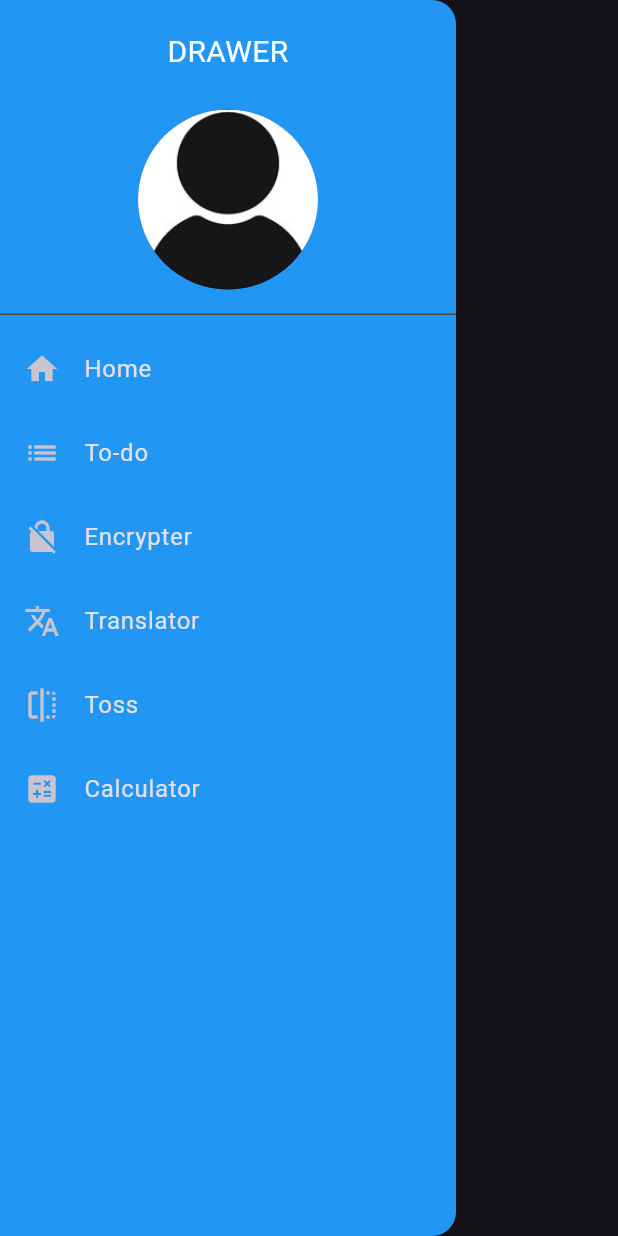
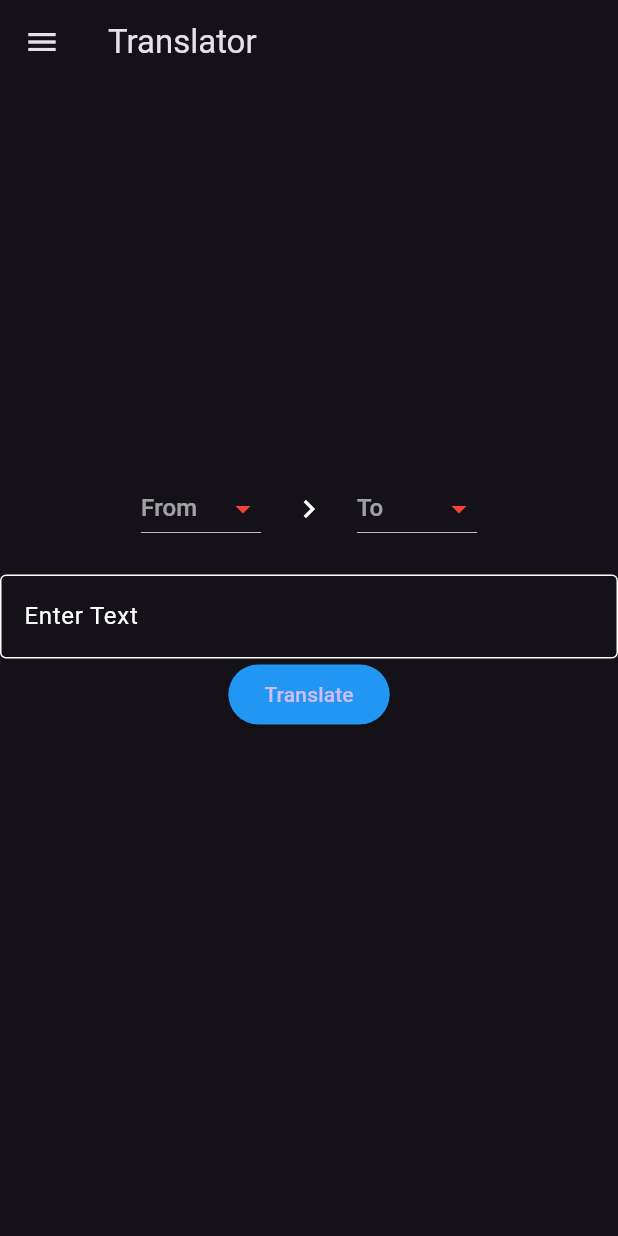
Before and after one commit to Saumya-sura/Code-heroes, a Flutter app: the AppDrawer widget shown alone on an empty page, opened directly, after a tap on "Translator", on a phone screen of 412 x 824 dp. Run offline on Flutter 3.47's test engine with Material 3 defaults, Android fonts, the phone set to English and light mode, and no system bars; our stand-ins replace math_expressions; missing offline and left inert: encrypt, translator.

Commit message:
Almost done and final 0

```diff
--- a/lib/appdrawer.dart
+++ b/lib/appdrawer.dart
@@ -28,13 +28,7 @@ class AppDrawer extends StatelessWidget {
             },
           ),
 
-          ListTile(
-            title: Text("To-do"),
-            leading: Icon(Icons.list),
-            onTap: () {
-              Navigator.pushNamed(context, '/todo');
-            },
-          ),
+
           ListTile(
             title: Text("Encrypter"),
             leading: Icon(Icons.no_encryption),
--- a/lib/encrypt.dart
+++ b/lib/encrypt.dart
@@ -1,5 +1,6 @@
 import 'package:flutter/material.dart';
 import 'package:encrypt/encrypt.dart' as encrypt;
+import 'package:foss/appdrawer.dart';
 
 
 class Encryption extends StatefulWidget {
@@ -40,7 +41,7 @@ class _EncryptionState extends State<Encryption> {
           }
         ),
       ),
-      //drawer: ,
+     drawer: AppDrawer(),
       body: Padding(
         padding: const EdgeInsets.all(16.0),
         child: Column(
--- a/lib/main.dart
+++ b/lib/main.dart
@@ -3,6 +3,7 @@
 import 'package:foss/encrypt.dart';
 import 'package:foss/home.dart';
 import 'package:foss/toss.dart';
+import 'package:foss/translator.dart';
 
 
 
@@ -32,9 +33,9 @@
 
         '/': (context) => Home(),
         '/encrypt': (context) => Encryption(),
-        '/calculator': (context) => Cal(),
+        '/Cal': (context) => Cal(),
         '/toss': (context) => Coin(),
-        // '/translator': (context) => Translator(),
+        '/translator': (context) => Translate(),
 
 
 
--- /dev/null
+++ b/lib/translator.dart
@@ -0,0 +1,160 @@
+import 'package:flutter/material.dart';
+import 'package:foss/appdrawer.dart';
+
+import 'package:translator/translator.dart';
+
+class Translate extends StatefulWidget {
+  const Translate({super.key});
+
+  @override
+  State<Translate> createState() => _TranslateState();
+}
+
+class _TranslateState extends State<Translate> {
+  final List<String> languages = ['English', 'Hindi', 'Marathi'];
+  String destination = "To";
+  String origin = "From";
+  String output = "";
+  TextEditingController langController = TextEditingController();
+
+  void translate(String src, String dest, String input) async {
+    if (src == '--' || dest == '--') {
+      setState(() {
+        output = "Please select the language";
+      });
+      return;
+    }
+
+    GoogleTranslator translator = GoogleTranslator();
+    var translation = await translator.translate(input, from: src, to: dest);
+    setState(() {
+      output = translation.text;
+    });
+  }
+
+  String getLanguageCode(String language) {
+    switch (language) {
+      case 'English':
+        return 'en';
+      case 'Hindi':
+        return 'hi';
+      case 'Marathi':
+        return 'mr';
+      default:
+        return '--';
+    }
+  }
+
+  @override
+  Widget build(BuildContext context) {
+    return Scaffold(
+      appBar: AppBar(
+        title: Text("Translator"),
+        leading: Builder(
+          builder: (context) {
+            return IconButton(
+              icon: Icon(Icons.menu),
+              onPressed: () {
+                Scaffold.of(context).openDrawer();
+              },
+            );
+          },
+        ),
+      ),
+      drawer: AppDrawer(),
+      body: Center(
+        child: SingleChildScrollView(
+          child: Column(
+            children: [
+              Row(
+                mainAxisAlignment: MainAxisAlignment.center,
+                children: [
+                  DropdownButton<String>(
+                    focusColor: Colors.white,
+                    iconDisabledColor: Colors.yellow,
+                    iconEnabledColor: Colors.red,
+                    hint: Text(origin),
+                    icon: Icon(Icons.arrow_drop_down),
+                    items: languages.map((String language) {
+                      return DropdownMenuItem<String>(
+                        value: language,
+                        child: Text(language),
+                      );
+                    }).toList(),
+                    onChanged: (String? value) {
+                      setState(() {
+                        origin = value!;
+                      });
+                    },
+                  ),
+                  SizedBox(width: 20),
+                  Icon(Icons.keyboard_arrow_right),
+                  SizedBox(width: 20),
+                  DropdownButton<String>(
+                    focusColor: Colors.white,
+                    iconDisabledColor: Colors.yellow,
+                    iconEnabledColor: Colors.red,
+                    hint: Text(destination),
+                    icon: Icon(Icons.arrow_drop_down),
+                    items: languages.map((String language) {
+                      return DropdownMenuItem<String>(
+                        value: language,
+                        child: Text(language),
+                      );
+                    }).toList(),
+                    onChanged: (String? value) {
+                      setState(() {
+                        destination = value!;
+                      });
+                    },
+                  ),
+                ],
+              ),
+              SizedBox(height: 20),
+              TextFormField(
+                cursorColor: Colors.white,
+                style: TextStyle(color: Colors.white),
+                decoration: InputDecoration(
+                  labelText: "Enter Text",
+                  labelStyle: TextStyle(color: Colors.white),
+                  focusedBorder: OutlineInputBorder(
+                    borderSide: BorderSide(color: Colors.white),
+                  ),
+                  enabledBorder: OutlineInputBorder(
+                    borderSide: BorderSide(color: Colors.white),
+                  ),
+                ),
+                controller: langController,
+                validator: (value) {
+                  if (value!.isEmpty) {
+                    return "Please enter some text";
+                  }
+                  return null;
+                },
+              ),
+              ElevatedButton(
+                style: ElevatedButton.styleFrom(backgroundColor: Colors.blue),
+                onPressed: () {
+                  translate(
+                    getLanguageCode(origin),
+                    getLanguageCode(destination),
+                    langController.text,
+                  );
+                },
+                child: Text("Translate"),
+              ),
+              SizedBox(height: 20),
+              Text(
+                "\n$output",
+                style: TextStyle(
+                  fontSize: 20,
+                  color: Colors.white,
+                ),
+              ),
+            ],
+          ),
+        ),
+      ),
+    );
+  }
+}
```
